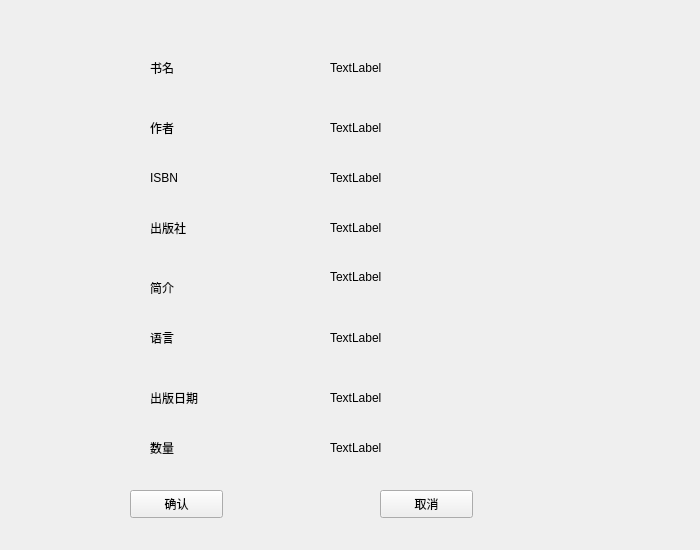
Before: the Qt Designer form resources/form/bookdetail.ui in Minevitably/LibraryManagement, drawn with Qt 5.
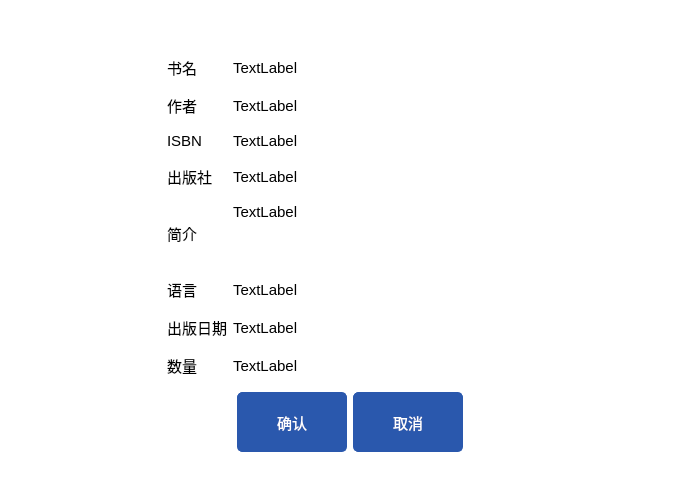
After: the same form once the commit is applied.

Commit message: ui大更新 移除无意义button 移除左下角退出登录按钮和label

The edit to the form file:
```diff
--- a/resources/form/bookdetail.ui
+++ b/resources/form/bookdetail.ui
@@ -7,201 +7,130 @@
     <x>0</x>
     <y>0</y>
     <width>700</width>
-    <height>550</height>
+    <height>500</height>
    </rect>
   </property>
   <property name="windowTitle">
    <string>bookdetail</string>
   </property>
-  <widget class="QPushButton" name="btnOK">
-   <property name="geometry">
-    <rect>
-     <x>130</x>
-     <y>490</y>
-     <width>93</width>
-     <height>28</height>
-    </rect>
-   </property>
-   <property name="text">
-    <string>确认</string>
-   </property>
-  </widget>
-  <widget class="QPushButton" name="btnCancel">
-   <property name="geometry">
-    <rect>
-     <x>380</x>
-     <y>490</y>
-     <width>93</width>
-     <height>28</height>
-    </rect>
-   </property>
-   <property name="text">
-    <string>取消</string>
-   </property>
-  </widget>
-  <widget class="QLabel" name="label">
-   <property name="geometry">
-    <rect>
-     <x>150</x>
-     <y>60</y>
-     <width>72</width>
-     <height>15</height>
-    </rect>
-   </property>
-   <property name="text">
-    <string>书名</string>
-   </property>
-  </widget>
-  <widget class="QLabel" name="label_2">
-   <property name="geometry">
-    <rect>
-     <x>150</x>
-     <y>120</y>
-     <width>72</width>
-     <height>15</height>
-    </rect>
+  <property name="styleSheet">
+   <string notr="true">background-color: rgb(255, 255, 255);</string>
+  </property>
+  <layout class="QVBoxLayout" name="verticalLayout_2">
+   <item>
+    <layout class="QVBoxLayout" name="verticalLayout">
+     <item>
+      <spacer name="verticalSpacer_2">
+       <property name="orientation">
+        <enum>Qt::Vertical</enum>
+       </property>
+       <property name="sizeHint" stdset="0">
+        <size>
+         <width>20</width>
+         <height>40</height>
+        </size>
+       </property>
+      </spacer>
+     </item>
+     <item>
+      <layout class="QHBoxLayout" name="horizontalLayout">
+       <item>
+        <spacer name="horizontalSpacer">
+         <property name="orientation">
+          <enum>Qt::Horizontal</enum>
+         </property>
+         <property name="sizeHint" stdset="0">
+          <size>
+           <width>40</width>
+           <height>20</height>
+          </size>
+         </property>
+        </spacer>
+       </item>
+       <item>
+        <widget class="QWidget" name="widget" native="true">
+         <layout class="QGridLayout" name="gridLayout">
+          <property name="verticalSpacing">
+           <number>15</number>
+          </property>
+          <item row="3" column="1">
+           <widget class="QLabel" name="labelPublisher">
+            <property name="font">
+             <font>
+              <family>Arial</family>
+              <pointsize>11</pointsize>
+             </font>
    </property>
    <property name="text">
-    <string>作者</string>
-   </property>
-  </widget>
-  <widget class="QLabel" name="label_3">
-   <property name="geometry">
-    <rect>
-     <x>150</x>
-     <y>170</y>
-     <width>72</width>
-     <height>15</height>
-    </rect>
-   </property>
-   <property name="text">
-    <string>ISBN</string>
-   </property>
-  </widget>
-  <widget class="QLabel" name="label_4">
-   <property name="geometry">
-    <rect>
-     <x>150</x>
-     <y>220</y>
-     <width>72</width>
-     <height>15</height>
-    </rect>
-   </property>
-   <property name="text">
-    <string>出版社</string>
-   </property>
-  </widget>
-  <widget class="QLabel" name="label_5">
-   <property name="geometry">
-    <rect>
-     <x>150</x>
-     <y>280</y>
-     <width>72</width>
-     <height>15</height>
-    </rect>
-   </property>
-   <property name="text">
-    <string>简介</string>
-   </property>
-  </widget>
+             <string>TextLabel</string>
+            </property>
+            <property name="scaledContents">
+             <bool>true</bool>
+            </property>
+           </widget>
+          </item>
+          <item row="5" column="0">
   <widget class="QLabel" name="label_6">
-   <property name="geometry">
-    <rect>
-     <x>150</x>
-     <y>330</y>
-     <width>72</width>
-     <height>15</height>
-    </rect>
+            <property name="font">
+             <font>
+              <family>Arial</family>
+              <pointsize>11</pointsize>
+             </font>
    </property>
    <property name="text">
     <string>语言</string>
    </property>
   </widget>
+          </item>
+          <item row="5" column="1">
+           <widget class="QLabel" name="labelLanguage">
+            <property name="font">
+             <font>
+              <family>Arial</family>
+              <pointsize>11</pointsize>
+             </font>
+            </property>
+            <property name="text">
+             <string>TextLabel</string>
+            </property>
+            <property name="scaledContents">
+             <bool>true</bool>
+            </property>
+           </widget>
+          </item>
+          <item row="6" column="0">
   <widget class="QLabel" name="label_7">
-   <property name="geometry">
-    <rect>
-     <x>150</x>
-     <y>390</y>
-     <width>72</width>
-     <height>15</height>
-    </rect>
+            <property name="font">
+             <font>
+              <family>Arial</family>
+              <pointsize>11</pointsize>
+             </font>
    </property>
    <property name="text">
     <string>出版日期</string>
    </property>
   </widget>
-  <widget class="QLabel" name="labelPublishDate">
-   <property name="geometry">
-    <rect>
-     <x>330</x>
-     <y>390</y>
-     <width>221</width>
-     <height>16</height>
-    </rect>
+          </item>
+          <item row="3" column="0">
+           <widget class="QLabel" name="label_4">
+            <property name="font">
+             <font>
+              <family>Arial</family>
+              <pointsize>11</pointsize>
+             </font>
    </property>
    <property name="text">
-    <string>TextLabel</string>
-   </property>
-   <property name="scaledContents">
-    <bool>true</bool>
-   </property>
-  </widget>
-  <widget class="QLabel" name="labelAuthor">
-   <property name="geometry">
-    <rect>
-     <x>330</x>
-     <y>120</y>
-     <width>141</width>
-     <height>16</height>
-    </rect>
-   </property>
-   <property name="text">
-    <string>TextLabel</string>
-   </property>
-   <property name="scaledContents">
-    <bool>true</bool>
-   </property>
-  </widget>
-  <widget class="QLabel" name="labelPublisher">
-   <property name="geometry">
-    <rect>
-     <x>330</x>
-     <y>220</y>
-     <width>251</width>
-     <height>16</height>
-    </rect>
-   </property>
-   <property name="text">
-    <string>TextLabel</string>
-   </property>
-   <property name="scaledContents">
-    <bool>true</bool>
-   </property>
-  </widget>
-  <widget class="QLabel" name="labelTitle">
-   <property name="geometry">
-    <rect>
-     <x>330</x>
-     <y>60</y>
-     <width>231</width>
-     <height>16</height>
-    </rect>
-   </property>
-   <property name="text">
-    <string>TextLabel</string>
-   </property>
-   <property name="scaledContents">
-    <bool>true</bool>
-   </property>
-  </widget>
+             <string>出版社</string>
+            </property>
+           </widget>
+          </item>
+          <item row="2" column="1">
   <widget class="QLabel" name="labelIsbn">
-   <property name="geometry">
-    <rect>
-     <x>330</x>
-     <y>170</y>
-     <width>201</width>
-     <height>16</height>
-    </rect>
+            <property name="font">
+             <font>
+              <family>Arial</family>
+              <pointsize>11</pointsize>
+             </font>
    </property>
    <property name="text">
     <string>TextLabel</string>
@@ -210,30 +139,46 @@
     <bool>true</bool>
    </property>
   </widget>
-  <widget class="QLabel" name="labelLanguage">
-   <property name="geometry">
-    <rect>
-     <x>330</x>
-     <y>330</y>
-     <width>101</width>
-     <height>16</height>
-    </rect>
+          </item>
+          <item row="0" column="0">
+           <widget class="QLabel" name="label">
+            <property name="font">
+             <font>
+              <family>Arial</family>
+              <pointsize>11</pointsize>
+             </font>
    </property>
    <property name="text">
-    <string>TextLabel</string>
-   </property>
-   <property name="scaledContents">
-    <bool>true</bool>
-   </property>
-  </widget>
+             <string>书名</string>
+            </property>
+           </widget>
+          </item>
+          <item row="4" column="0">
+           <widget class="QLabel" name="label_5">
+            <property name="font">
+             <font>
+              <family>Arial</family>
+              <pointsize>11</pointsize>
+             </font>
+            </property>
+            <property name="text">
+             <string>简介</string>
+            </property>
+           </widget>
+          </item>
+          <item row="4" column="1">
   <widget class="QLabel" name="labelDescription">
-   <property name="geometry">
-    <rect>
-     <x>330</x>
-     <y>270</y>
-     <width>291</width>
-     <height>51</height>
-    </rect>
+            <property name="minimumSize">
+             <size>
+              <width>300</width>
+              <height>60</height>
+             </size>
+            </property>
+            <property name="font">
+             <font>
+              <family>Arial</family>
+              <pointsize>11</pointsize>
+             </font>
    </property>
    <property name="text">
     <string>TextLabel</string>
@@ -248,27 +193,101 @@
     <bool>true</bool>
    </property>
   </widget>
+          </item>
+          <item row="0" column="1">
+           <widget class="QLabel" name="labelTitle">
+            <property name="font">
+             <font>
+              <family>Arial</family>
+              <pointsize>11</pointsize>
+             </font>
+            </property>
+            <property name="text">
+             <string>TextLabel</string>
+            </property>
+            <property name="scaledContents">
+             <bool>true</bool>
+            </property>
+           </widget>
+          </item>
+          <item row="1" column="1">
+           <widget class="QLabel" name="labelAuthor">
+            <property name="font">
+             <font>
+              <family>Arial</family>
+              <pointsize>11</pointsize>
+             </font>
+            </property>
+            <property name="text">
+             <string>TextLabel</string>
+            </property>
+            <property name="scaledContents">
+             <bool>true</bool>
+            </property>
+           </widget>
+          </item>
+          <item row="2" column="0">
+           <widget class="QLabel" name="label_3">
+            <property name="font">
+             <font>
+              <family>Arial</family>
+              <pointsize>11</pointsize>
+             </font>
+            </property>
+            <property name="text">
+             <string>ISBN</string>
+            </property>
+           </widget>
+          </item>
+          <item row="6" column="1">
+           <widget class="QLabel" name="labelPublishDate">
+            <property name="font">
+             <font>
+              <family>Arial</family>
+              <pointsize>11</pointsize>
+             </font>
+            </property>
+            <property name="text">
+             <string>TextLabel</string>
+            </property>
+            <property name="scaledContents">
+             <bool>true</bool>
+            </property>
+           </widget>
+          </item>
+          <item row="1" column="0">
+           <widget class="QLabel" name="label_2">
+            <property name="font">
+             <font>
+              <family>Arial</family>
+              <pointsize>11</pointsize>
+             </font>
+            </property>
+            <property name="text">
+             <string>作者</string>
+            </property>
+           </widget>
+          </item>
+          <item row="7" column="0">
   <widget class="QLabel" name="label_15">
-   <property name="geometry">
-    <rect>
-     <x>150</x>
-     <y>440</y>
-     <width>72</width>
-     <height>15</height>
-    </rect>
+            <property name="font">
+             <font>
+              <family>Arial</family>
+              <pointsize>11</pointsize>
+             </font>
    </property>
    <property name="text">
     <string>数量</string>
    </property>
   </widget>
+          </item>
+          <item row="7" column="1">
   <widget class="QLabel" name="labelQuantity">
-   <property name="geometry">
-    <rect>
-     <x>330</x>
-     <y>440</y>
-     <width>111</width>
-     <height>16</height>
-    </rect>
+            <property name="font">
+             <font>
+              <family>Arial</family>
+              <pointsize>11</pointsize>
+             </font>
    </property>
    <property name="text">
     <string>TextLabel</string>
@@ -277,6 +296,151 @@
     <bool>true</bool>
    </property>
   </widget>
+          </item>
+         </layout>
+        </widget>
+       </item>
+       <item>
+        <spacer name="horizontalSpacer_4">
+         <property name="orientation">
+          <enum>Qt::Horizontal</enum>
+         </property>
+         <property name="sizeHint" stdset="0">
+          <size>
+           <width>40</width>
+           <height>20</height>
+          </size>
+         </property>
+        </spacer>
+       </item>
+      </layout>
+     </item>
+     <item>
+      <layout class="QHBoxLayout" name="horizontalLayout_2">
+       <item>
+        <spacer name="horizontalSpacer_2">
+         <property name="orientation">
+          <enum>Qt::Horizontal</enum>
+         </property>
+         <property name="sizeHint" stdset="0">
+          <size>
+           <width>40</width>
+           <height>20</height>
+          </size>
+         </property>
+        </spacer>
+       </item>
+       <item>
+        <widget class="QPushButton" name="btnOK">
+         <property name="minimumSize">
+          <size>
+           <width>110</width>
+           <height>60</height>
+          </size>
+         </property>
+         <property name="font">
+          <font>
+           <family>Arial</family>
+           <pointsize>11</pointsize>
+          </font>
+         </property>
+         <property name="styleSheet">
+          <string notr="true">QPushButton {
+    border: 1px solid rgb(42, 88, 173);
+    border-radius: 5px;
+    background-color: rgb(42, 88, 173);
+    color: white;
+    padding: 5px;  /* 可选：内边距 */
+}
+
+/* 鼠标悬停时改变背景色和边框 */
+QPushButton:hover {
+    background-color: rgb(30, 70, 150);  /* 更深的蓝色 */
+    border: 1px solid rgb(30, 70, 150);
+}
+
+/* 鼠标按下时效果（可选） */
+QPushButton:pressed {
+    background-color: rgb(20, 50, 120);  /* 更深的颜色 */
+    border: 1px solid rgb(20, 50, 120);
+}</string>
+         </property>
+         <property name="text">
+          <string>确认</string>
+         </property>
+        </widget>
+       </item>
+       <item>
+        <widget class="QPushButton" name="btnCancel">
+         <property name="minimumSize">
+          <size>
+           <width>110</width>
+           <height>60</height>
+          </size>
+         </property>
+         <property name="font">
+          <font>
+           <family>Arial</family>
+           <pointsize>11</pointsize>
+          </font>
+         </property>
+         <property name="styleSheet">
+          <string notr="true">QPushButton {
+    border: 1px solid rgb(42, 88, 173);
+    border-radius: 5px;
+    background-color: rgb(42, 88, 173);
+    color: white;
+    padding: 5px;  /* 可选：内边距 */
+}
+
+/* 鼠标悬停时改变背景色和边框 */
+QPushButton:hover {
+    background-color: rgb(30, 70, 150);  /* 更深的蓝色 */
+    border: 1px solid rgb(30, 70, 150);
+}
+
+/* 鼠标按下时效果（可选） */
+QPushButton:pressed {
+    background-color: rgb(20, 50, 120);  /* 更深的颜色 */
+    border: 1px solid rgb(20, 50, 120);
+}</string>
+         </property>
+         <property name="text">
+          <string>取消</string>
+         </property>
+        </widget>
+       </item>
+       <item>
+        <spacer name="horizontalSpacer_3">
+         <property name="orientation">
+          <enum>Qt::Horizontal</enum>
+         </property>
+         <property name="sizeHint" stdset="0">
+          <size>
+           <width>40</width>
+           <height>20</height>
+          </size>
+         </property>
+        </spacer>
+       </item>
+      </layout>
+     </item>
+     <item>
+      <spacer name="verticalSpacer">
+       <property name="orientation">
+        <enum>Qt::Vertical</enum>
+       </property>
+       <property name="sizeHint" stdset="0">
+        <size>
+         <width>20</width>
+         <height>40</height>
+        </size>
+       </property>
+      </spacer>
+     </item>
+    </layout>
+   </item>
+  </layout>
  </widget>
  <resources/>
  <connections/>
```
Lines whose indentation alone changed are shown as unchanged. The commit also changes 3 other files.
